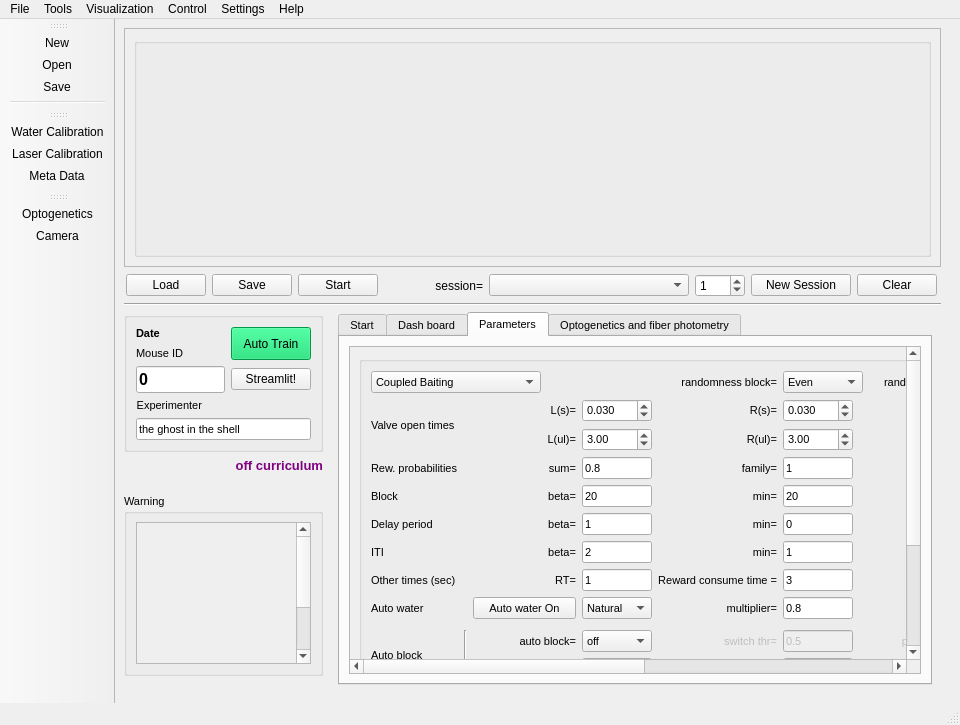
Qt form src/foraging_gui/ForagingGUI.ui (AllenNeuralDynamics/dynamic-foraging-task) before a commit.
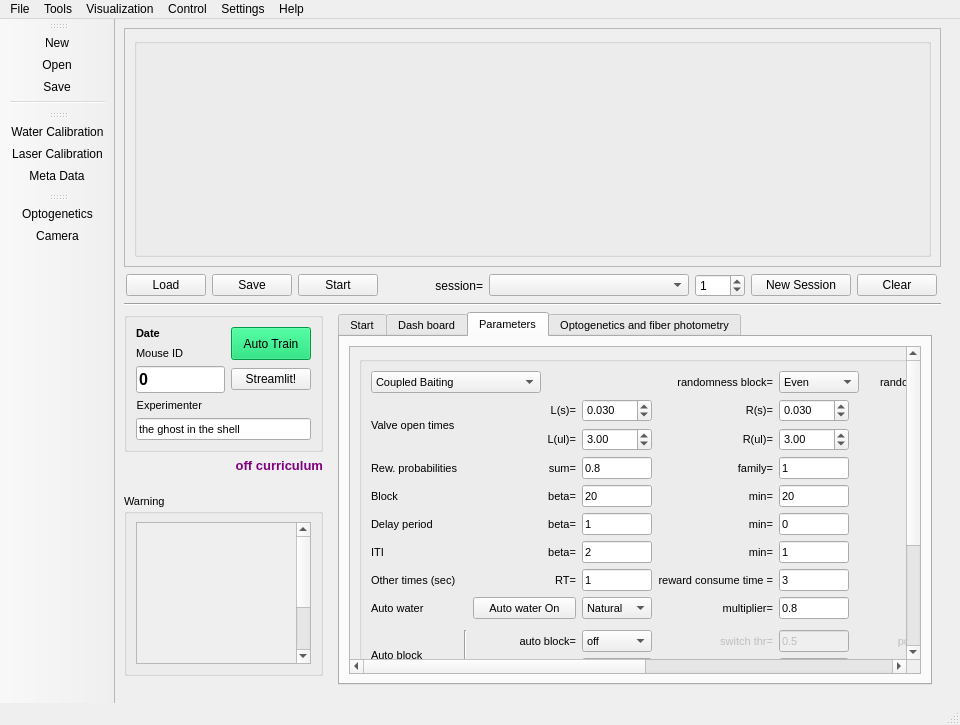
The same form after that commit. Icons and pictures are not drawn.

The edit to the form file:
```diff
--- a/src/foraging_gui/ForagingGUI.ui
+++ b/src/foraging_gui/ForagingGUI.ui
@@ -3885,7 +3885,7 @@
                          </sizepolicy>
                         </property>
                         <property name="text">
-                         <string>Reward consume time =</string>
+                         <string>reward consume time =</string>
                         </property>
                         <property name="textFormat">
                          <enum>Qt::AutoText</enum>
```
Left out of the diff: 2 changed lines with no effect on the pictures.
